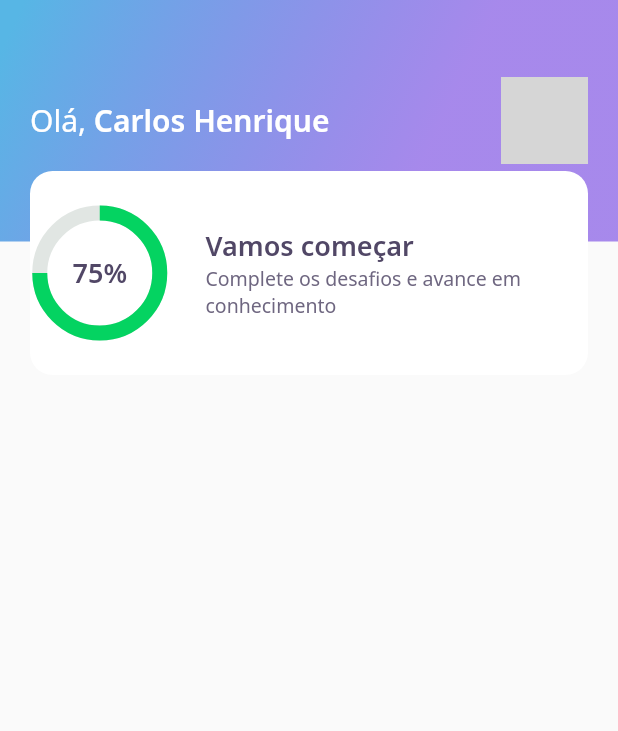
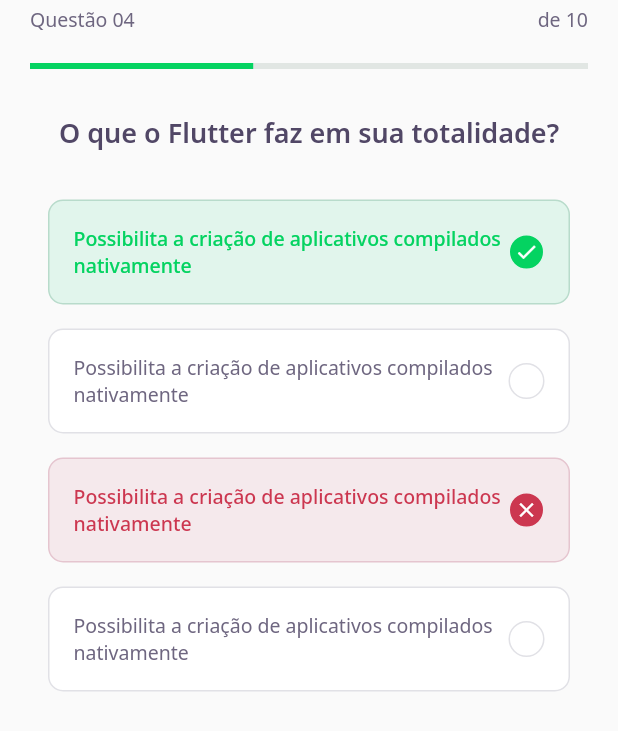
Before and after one commit to CarlosHenrique/nlw5-flutter, a Flutter app: the screen it shows after launch, on a phone screen of 412 x 824 dp. Shown: the top 731 px of the screen. Run offline on Flutter 3.47's test engine with Material 2 defaults, Android fonts, the phone set to English and light mode, and no system bars; our stand-ins replace google_fonts; grey boxes are pictures that could not be loaded.

Commit message:
Aula 2 - HomePage finalizada e Inicio da ChallengePage

```diff
--- /dev/null
+++ b/devquiz/lib/challenge/challenge_page.dart
@@ -0,0 +1,22 @@
+import 'package:DevQuiz/challenge/widgets/question_indicator/question_indicator_widget.dart';
+import 'package:DevQuiz/challenge/widgets/quiz_widget/quiz_widget.dart';
+import 'package:DevQuiz/home/widgets/quiz_card/quiz_card_widget.dart';
+import 'package:flutter/material.dart';
+
+class ChallengePage extends StatefulWidget {
+  @override
+  _ChallengePageState createState() => _ChallengePageState();
+}
+
+class _ChallengePageState extends State<ChallengePage> {
+  @override
+  Widget build(BuildContext context) {
+    return Scaffold(
+      appBar: PreferredSize(
+        preferredSize: Size.fromHeight(60),
+        child: SafeArea(top: true, child: QuestionIndicatorWidget()),
+      ),
+      body: QuizWidget(title: "O que o Flutter faz em sua totalidade?"),
+    );
+  }
+}
--- /dev/null
+++ b/devquiz/lib/challenge/widgets/awnser/awnser_widget.dart
@@ -0,0 +1,78 @@
+import 'package:DevQuiz/core/app_colors.dart';
+import 'package:DevQuiz/core/app_text_styles.dart';
+import 'package:flutter/material.dart';
+
+class AwnserWidget extends StatelessWidget {
+  final String title;
+  final bool isRight;
+  final bool isSelected;
+  const AwnserWidget(
+      {Key? key,
+      required this.title,
+      this.isRight = false,
+      this.isSelected = false})
+      : super(key: key);
+
+  Color get _selectedColorRight =>
+      isRight ? AppColors.darkGreen : AppColors.darkRed;
+
+  Color get _selectedBorderRight =>
+      isRight ? AppColors.lightGreen : AppColors.lightRed;
+
+  Color get _selectedColorCardRight =>
+      isRight ? AppColors.lightGreen : AppColors.lightRed;
+
+  Color get _selectedBorderCardRight =>
+      isRight ? AppColors.green : AppColors.red;
+
+  TextStyle get _selectedTextStyleRight =>
+      isRight ? AppTextStyles.bodyDarkGreen : AppTextStyles.bodyDarkRed;
+
+  IconData get _selectedIconRight => isRight ? Icons.check : Icons.close;
+
+  @override
+  Widget build(BuildContext context) {
+    return Padding(
+      padding: const EdgeInsets.symmetric(horizontal: 16, vertical: 8),
+      child: Container(
+        padding: const EdgeInsets.all(16),
+        decoration: BoxDecoration(
+          color: isSelected ? _selectedColorCardRight : AppColors.white,
+          borderRadius: BorderRadius.circular(10),
+          border: Border.fromBorderSide(BorderSide(
+              color: isSelected ? _selectedBorderCardRight : AppColors.border)),
+        ),
+        child: Row(
+          mainAxisAlignment: MainAxisAlignment.spaceBetween,
+          children: [
+            Expanded(
+              child: Text(
+                title,
+                style:
+                    isSelected ? _selectedTextStyleRight : AppTextStyles.body,
+              ),
+            ),
+            Container(
+              height: 24,
+              width: 24,
+              decoration: BoxDecoration(
+                  color: isSelected ? _selectedColorRight : AppColors.white,
+                  borderRadius: BorderRadius.circular(500),
+                  border: Border.fromBorderSide(BorderSide(
+                      color: isSelected
+                          ? _selectedBorderRight
+                          : AppColors.border))),
+              child: isSelected
+                  ? Icon(
+                      _selectedIconRight,
+                      color: AppColors.white,
+                      size: 16,
+                    )
+                  : null,
+            )
+          ],
+        ),
+      ),
+    );
+  }
+}
--- /dev/null
+++ b/devquiz/lib/challenge/widgets/question_indicator/question_indicator_widget.dart
@@ -0,0 +1,38 @@
+import 'package:DevQuiz/core/app_text_styles.dart';
+import 'package:DevQuiz/shared/widgets/progress_indicator/progress_indicator_widget.dart';
+import 'package:flutter/material.dart';
+
+class QuestionIndicatorWidget extends StatelessWidget {
+  @override
+  Widget build(BuildContext context) {
+    return Container(
+      padding: const EdgeInsets.symmetric(horizontal: 20),
+      child: Column(
+        children: [
+          Padding(
+            padding: const EdgeInsets.symmetric(vertical: 4),
+            child: Row(
+              mainAxisAlignment: MainAxisAlignment.spaceBetween,
+              children: [
+                Text(
+                  "Questão 04",
+                  style: AppTextStyles.body,
+                ),
+                Text(
+                  "de 10",
+                  style: AppTextStyles.body,
+                ),
+              ],
+            ),
+          ),
+          SizedBox(
+            height: 16,
+          ),
+          ProgressIndicatorWidget(
+            value: 0.4,
+          )
+        ],
+      ),
+    );
+  }
+}
--- /dev/null
+++ b/devquiz/lib/challenge/widgets/quiz_widget/quiz_widget.dart
@@ -0,0 +1,41 @@
+import 'package:DevQuiz/challenge/widgets/awnser/awnser_widget.dart';
+import 'package:DevQuiz/core/app_text_styles.dart';
+import 'package:flutter/material.dart';
+
+class QuizWidget extends StatelessWidget {
+  final String title;
+  const QuizWidget({Key? key, required this.title}) : super(key: key);
+
+  @override
+  Widget build(BuildContext context) {
+    return Padding(
+      padding: const EdgeInsets.all(16),
+      child: Container(
+        child: Column(
+          children: [
+            Text(title, style: AppTextStyles.heading),
+            SizedBox(
+              height: 24,
+            ),
+            AwnserWidget(
+                isRight: true,
+                isSelected: true,
+                title:
+                    "Possibilita a criação de aplicativos compilados nativamente"),
+            AwnserWidget(
+                title:
+                    "Possibilita a criação de aplicativos compilados nativamente"),
+            AwnserWidget(
+                isRight: false,
+                isSelected: true,
+                title:
+                    "Possibilita a criação de aplicativos compilados nativamente"),
+            AwnserWidget(
+                title:
+                    "Possibilita a criação de aplicativos compilados nativamente")
+          ],
+        ),
+      ),
+    );
+  }
+}
--- a/devquiz/lib/core/app_widget.dart
+++ b/devquiz/lib/core/app_widget.dart
@@ -1,3 +1,4 @@
+import 'package:DevQuiz/challenge/challenge_page.dart';
 import 'package:DevQuiz/home/home_page.dart';
 import 'package:DevQuiz/splash/splash_page.dart';
 import 'package:flutter/material.dart';
@@ -7,7 +8,7 @@ class AppWidget extends StatelessWidget {
   Widget build(BuildContext context) {
     return MaterialApp(
       title: "DevQuiz",
-      home: SplashPage(),
+      home: ChallengePage(),
     );
   }
 }
--- a/devquiz/lib/home/widgets/score_card/score_card_widget.dart
+++ b/devquiz/lib/home/widgets/score_card/score_card_widget.dart
@@ -12,6 +12,8 @@ class ScoreCardWidget extends StatelessWidget {
         height: 136,
         decoration: BoxDecoration(
             color: AppColors.white, borderRadius: BorderRadius.circular(15)),
+        child: Padding(
+          padding: const EdgeInsets.symmetric(horizontal: 24),
           child: Row(
             crossAxisAlignment: CrossAxisAlignment.center,
             children: [
@@ -37,6 +39,7 @@ class ScoreCardWidget extends StatelessWidget {
             ],
           ),
         ),
+      ),
     );
   }
 }
--- a/devquiz/lib/main.dart
+++ b/devquiz/lib/main.dart
@@ -1,3 +1,4 @@
+import 'package:DevQuiz/challenge/challenge_page.dart';
 import 'package:DevQuiz/splash/splash_page.dart';
 import 'package:flutter/material.dart';
 
@@ -15,7 +16,7 @@ class MyApp extends StatelessWidget {
       theme: ThemeData(
         primarySwatch: Colors.blue,
       ),
-      home: HomePage(),
+      home: ChallengePage(),
     );
   }
 }
--- /dev/null
+++ b/devquiz/lib/shared/widgets/progress_indicator/progress_indicator_widget.dart
@@ -0,0 +1,17 @@
+import 'package:DevQuiz/core/app_colors.dart';
+import 'package:flutter/material.dart';
+
+class ProgressIndicatorWidget extends StatelessWidget {
+  final double value;
+  const ProgressIndicatorWidget({Key? key, required this.value})
+      : super(key: key);
+
+  @override
+  Widget build(BuildContext context) {
+    return LinearProgressIndicator(
+      value: value,
+      backgroundColor: AppColors.chartSecondary,
+      valueColor: AlwaysStoppedAnimation<Color>(AppColors.chartPrimary),
+    );
+  }
+}
```
Also changed, not shown: devquiz/lib/home/home_page.dart (+42 -2 lines), devquiz/lib/home/widgets/level_button/level_button_widget.dart (added, +55 -0 lines), devquiz/lib/home/widgets/quiz_card/quiz_card_widget.dart (added, +56 -0 lines). Lines whose indentation alone changed are shown as unchanged.
